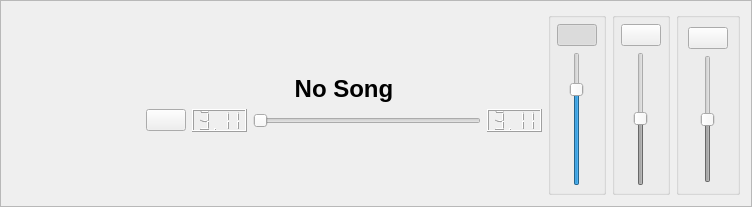
This is ui/audioplayer.ui in mhaehnel/UltraEdit as Qt 5 draws it before an edit. The edited form follows.
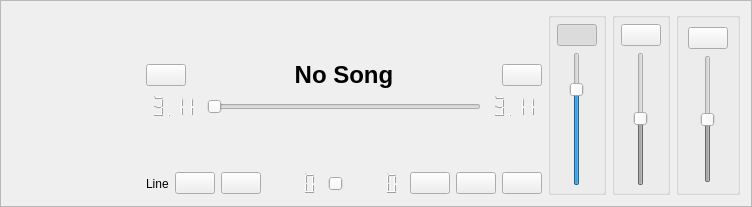
This is the edited form. Icons and pictures are not drawn.

Commit message: Moved line control to central player widget. Repeat line is not yet operational!

Diff of the .ui file:
```diff
--- a/ui/audioplayer.ui
+++ b/ui/audioplayer.ui
@@ -59,20 +59,13 @@
        <property name="sizeHint" stdset="0">
         <size>
          <width>20</width>
-         <height>0</height>
+         <height>13</height>
         </size>
        </property>
       </spacer>
      </item>
      <item>
-      <widget class="QLabel" name="playerTitle">
-       <property name="text">
-        <string>&lt;html&gt;&lt;head/&gt;&lt;body&gt;&lt;p align=&quot;center&quot;&gt;&lt;span style=&quot; font-size:xx-large; font-weight:600;&quot;&gt;No Song&lt;/span&gt;&lt;/p&gt;&lt;/body&gt;&lt;/html&gt;</string>
-       </property>
-      </widget>
-     </item>
-     <item>
-      <layout class="QHBoxLayout" name="horizontalLayout">
+      <layout class="QHBoxLayout" name="horizontalLayout_4" stretch="0,1,0">
        <item>
         <widget class="QPushButton" name="songPause">
          <property name="focusPolicy">
@@ -85,10 +78,55 @@
           <iconset theme="media-playback-start">
            <normaloff>.</normaloff>.</iconset>
          </property>
+         <property name="iconSize">
+          <size>
+           <width>32</width>
+           <height>32</height>
+          </size>
+         </property>
         </widget>
        </item>
+       <item>
+        <widget class="QLabel" name="playerTitle">
+         <property name="text">
+          <string>&lt;html&gt;&lt;head/&gt;&lt;body&gt;&lt;p align=&quot;center&quot;&gt;&lt;span style=&quot; font-size:xx-large; font-weight:600;&quot;&gt;No Song&lt;/span&gt;&lt;/p&gt;&lt;/body&gt;&lt;/html&gt;</string>
+         </property>
+        </widget>
+       </item>
+       <item>
+        <widget class="QPushButton" name="songRepeat">
+         <property name="focusPolicy">
+          <enum>Qt::TabFocus</enum>
+         </property>
+         <property name="toolTip">
+          <string>Repeat</string>
+         </property>
+         <property name="text">
+          <string/>
+         </property>
+         <property name="icon">
+          <iconset theme="media-playlist-repeat"/>
+         </property>
+         <property name="iconSize">
+          <size>
+           <width>32</width>
+           <height>32</height>
+          </size>
+         </property>
+         <property name="checkable">
+          <bool>true</bool>
+         </property>
+        </widget>
+       </item>
+      </layout>
+     </item>
+     <item>
+      <layout class="QHBoxLayout" name="horizontalLayout">
        <item>
         <widget class="QLCDNumber" name="songTimePassed">
+         <property name="frameShape">
+          <enum>QFrame::NoFrame</enum>
+         </property>
          <property name="digitCount">
           <number>4</number>
          </property>
@@ -115,6 +153,9 @@
        </item>
        <item>
         <widget class="QLCDNumber" name="songTimeRemaining">
+         <property name="frameShape">
+          <enum>QFrame::NoFrame</enum>
+         </property>
          <property name="digitCount">
           <number>4</number>
          </property>
@@ -133,11 +174,133 @@
        <property name="sizeHint" stdset="0">
         <size>
          <width>20</width>
-         <height>0</height>
+         <height>13</height>
         </size>
        </property>
       </spacer>
      </item>
+     <item>
+      <layout class="QHBoxLayout" name="horizontalLayout_3">
+       <item>
+        <widget class="QLabel" name="label">
+         <property name="text">
+          <string>Line</string>
+         </property>
+        </widget>
+       </item>
+       <item>
+        <widget class="QPushButton" name="firstLine">
+         <property name="focusPolicy">
+          <enum>Qt::TabFocus</enum>
+         </property>
+         <property name="text">
+          <string/>
+         </property>
+         <property name="icon">
+          <iconset theme="go-first"/>
+         </property>
+        </widget>
+       </item>
+       <item>
+        <widget class="QPushButton" name="prevLine">
+         <property name="focusPolicy">
+          <enum>Qt::TabFocus</enum>
+         </property>
+         <property name="text">
+          <string/>
+         </property>
+         <property name="icon">
+          <iconset theme="go-previous"/>
+         </property>
+        </widget>
+       </item>
+       <item>
+        <widget class="QLCDNumber" name="curLine">
+         <property name="frameShape">
+          <enum>QFrame::NoFrame</enum>
+         </property>
+         <property name="digitCount">
+          <number>4</number>
+         </property>
+         <property name="value" stdset="0">
+          <double>0.000000000000000</double>
+         </property>
+        </widget>
+       </item>
+       <item>
+        <widget class="QSlider" name="linePos">
+         <property name="minimum">
+          <number>1</number>
+         </property>
+         <property name="orientation">
+          <enum>Qt::Horizontal</enum>
+         </property>
+        </widget>
+       </item>
+       <item>
+        <widget class="QLCDNumber" name="numLines">
+         <property name="frameShape">
+          <enum>QFrame::NoFrame</enum>
+         </property>
+         <property name="digitCount">
+          <number>4</number>
+         </property>
+         <property name="value" stdset="0">
+          <double>0.000000000000000</double>
+         </property>
+         <property name="intValue" stdset="0">
+          <number>0</number>
+         </property>
+        </widget>
+       </item>
+       <item>
+        <widget class="QPushButton" name="nextLine">
+         <property name="focusPolicy">
+          <enum>Qt::TabFocus</enum>
+         </property>
+         <property name="text">
+          <string/>
+         </property>
+         <property name="icon">
+          <iconset theme="go-next"/>
+         </property>
+        </widget>
+       </item>
+       <item>
+        <widget class="QPushButton" name="lastLine">
+         <property name="focusPolicy">
+          <enum>Qt::TabFocus</enum>
+         </property>
+         <property name="text">
+          <string/>
+         </property>
+         <property name="icon">
+          <iconset theme="go-last"/>
+         </property>
+        </widget>
+       </item>
+       <item>
+        <widget class="QPushButton" name="repeatLine">
+         <property name="focusPolicy">
+          <enum>Qt::TabFocus</enum>
+         </property>
+         <property name="toolTip">
+          <string>Repeat</string>
+         </property>
+         <property name="text">
+          <string/>
+         </property>
+         <property name="icon">
+          <iconset theme="media-playlist-repeat">
+           <normaloff>.</normaloff>.</iconset>
+         </property>
+         <property name="checkable">
+          <bool>true</bool>
+         </property>
+        </widget>
+       </item>
+      </layout>
+     </item>
     </layout>
    </item>
    <item>
```
The commit also changes 5 other files.
